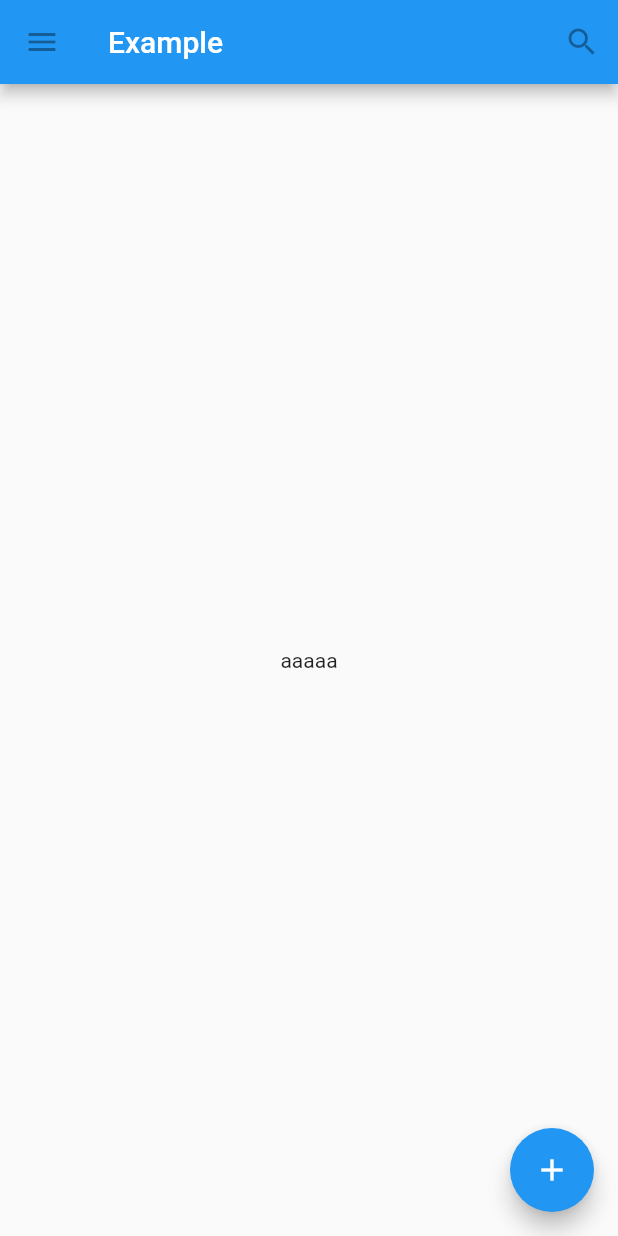
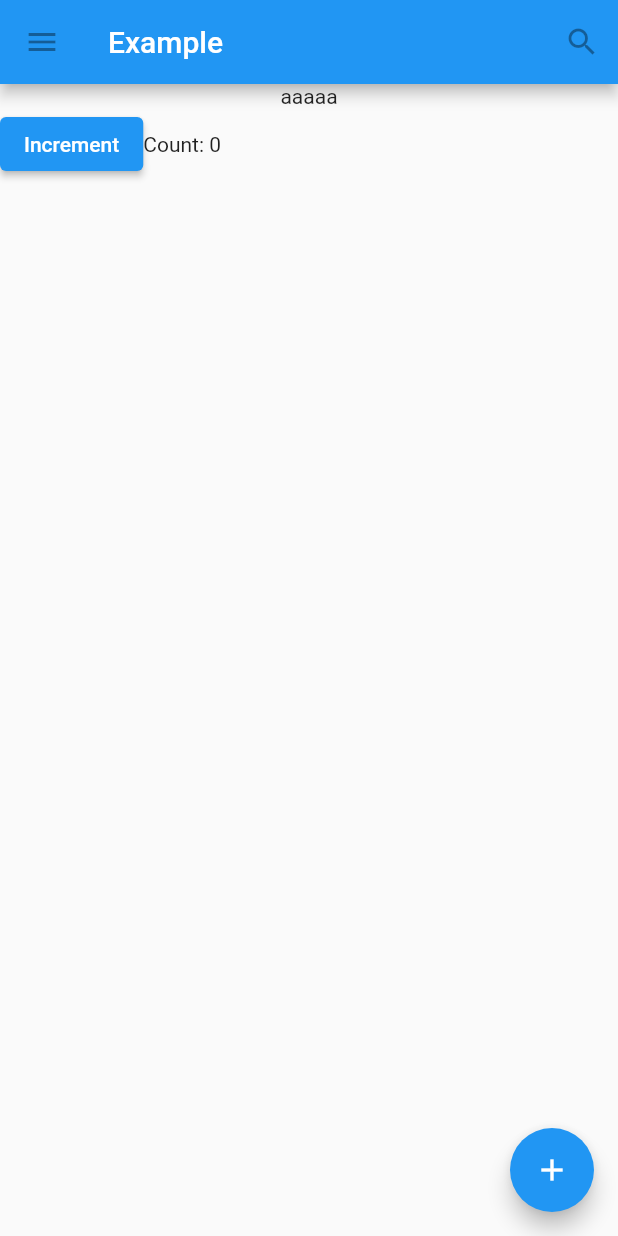
Before and after one commit to tomothumb/sandbox_flutter, a Flutter app: the screen it shows after launch, on a phone screen of 412 x 824 dp. Run offline on Flutter 3.47's test engine with Material 2 defaults, Android fonts, the phone set to English and light mode, and no system bars.

Commit message:
tutorial: stateful counter

```diff
--- a/tutorial/lib/main.dart
+++ b/tutorial/lib/main.dart
@@ -27,7 +27,12 @@ class TutorialHome extends StatelessWidget {
             )
           ]),
       body: Center(
-        child: Text("aaaaa"),
+        child: Column(
+          children: [
+            Text("aaaaa"),
+            Counter(),
+          ],
+        ),
       ),
       floatingActionButton: FloatingActionButton(
         tooltip: 'Add',
@@ -37,3 +42,77 @@ class TutorialHome extends StatelessWidget {
     );
   }
 }
+
+class MyButton extends StatelessWidget {
+  @override
+  Widget build(BuildContext context) {
+    return GestureDetector(
+      onTap: (){
+        print('tapped');
+      },
+      child: Container(
+        height: 30.0,
+        padding: const EdgeInsets.all(15.0),
+        margin:  const EdgeInsets.symmetric(horizontal: 10.0),
+        decoration: BoxDecoration(
+          borderRadius: BorderRadius.circular(5.0),
+          color: Colors.lightGreen[500],
+        ),
+        child: Center(
+          child: Text('Engage'),
+        )
+      ),
+    );
+  }
+}
+
+class CounterDisplay extends StatelessWidget {
+  CounterDisplay({this.count});
+
+  final int count;
+
+  @override
+  Widget build(BuildContext context) {
+    return Text('Count: $count');
+  }
+}
+
+class CounterIncrementor extends StatelessWidget {
+  CounterIncrementor({this.onPressed});
+
+  final VoidCallback onPressed;
+
+  @override
+  Widget build(BuildContext context) {
+    return ElevatedButton(
+      onPressed: onPressed,
+      child: Text('Increment'),
+    );
+  }
+}
+
+
+class Counter extends StatefulWidget {
+  @override
+  _CounterState createState() => _CounterState();
+}
+
+class _CounterState extends State<Counter> {
+  int _counter = 0;
+
+  void _increment() {
+    setState((){
+      _counter++;
+    });
+  }
+
+  @override
+  Widget build(BuildContext context) {
+    return Row(
+      children: [
+        CounterIncrementor(onPressed: _increment,),
+        CounterDisplay(count: _counter)
+      ],
+    );
+  }
+}
```
